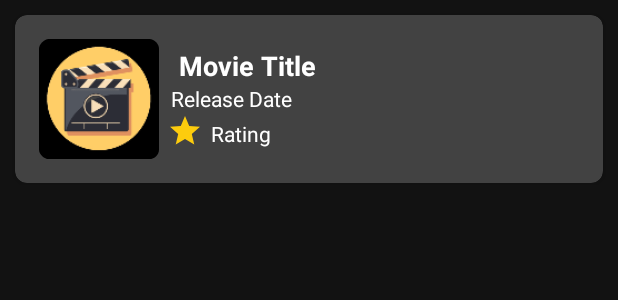
After one commit to nilosh/TheMovies, an Android app: the layout small_cell.xml on its own in the app's theme, with its tools: preview values and no code run, on a phone screen of 412 x 824 dp. The commit adds this screen. Shown: the top 300 px of the screen. Run offline under Robolectric (Android 15) with nearby library versions, the phone set to English and light mode, and no system bars; network calls fail.

Commit message:
Create multi cell layouts with click listeners for the popular movies tab.

```diff
--- a/app/build.gradle
+++ b/app/build.gradle
@@ -40,7 +40,8 @@ dependencies {
     testImplementation 'junit:junit:4.+'
     androidTestImplementation 'androidx.test.ext:junit:1.1.2'
     androidTestImplementation 'androidx.test.espresso:espresso-core:3.3.0'
-
     def lottieVersion = "3.6.0"
     implementation "com.airbnb.android:lottie:$lottieVersion"
+    implementation 'com.squareup.picasso:picasso:2.71828'
+    implementation 'com.android.volley:volley:1.1.1'
 }
--- /dev/null
+++ b/app/src/main/res/drawable/rating_icon.xml
@@ -0,0 +1,5 @@
+<vector android:height="24dp" android:tint="#FDCC0D"
+    android:viewportHeight="24" android:viewportWidth="24"
+    android:width="24dp" xmlns:android="http://schemas.android.com/apk/res/android">
+    <path android:fillColor="@android:color/white" android:pathData="M12,17.27L18.18,21l-1.64,-7.03L22,9.24l-7.19,-0.61L12,2 9.19,8.63 2,9.24l5.46,4.73L5.82,21z"/>
+</vector>
--- /dev/null
+++ b/app/src/main/res/layout/small_cell.xml
@@ -0,0 +1,80 @@
+<?xml version="1.0" encoding="utf-8"?>
+<androidx.cardview.widget.CardView xmlns:android="http://schemas.android.com/apk/res/android"
+    xmlns:app="http://schemas.android.com/apk/res-auto"
+    android:layout_width="match_parent"
+    android:layout_height="wrap_content"
+    android:layout_margin="10dp"
+    app:cardCornerRadius="8dp">
+
+    <RelativeLayout
+        android:layout_width="match_parent"
+        android:layout_height="wrap_content"
+        android:orientation="vertical"
+        android:padding="16dp">
+
+        <ImageView
+            android:id="@+id/smPopMoviePoster"
+            android:layout_width="80dp"
+            android:layout_height="wrap_content"
+            android:layout_alignParentLeft="true"
+            android:adjustViewBounds="true"
+            android:scaleType="fitCenter"
+            android:src="@mipmap/ic_launcher" />
+
+        <TextView
+            android:id="@+id/smPopMovieTitle"
+            android:layout_width="wrap_content"
+            android:layout_height="wrap_content"
+            android:layout_marginLeft="20px"
+            android:layout_toRightOf="@id/smPopMoviePoster"
+            android:paddingTop="5dp"
+            android:text="Movie Title"
+            android:textColor="@color/white"
+            android:textSize="18sp"
+            android:textStyle="bold" />
+
+        <TextView
+            android:id="@+id/smPopMovieReleaseDate"
+            android:layout_width="wrap_content"
+            android:layout_height="wrap_content"
+            android:layout_below="@+id/smPopMovieTitle"
+            android:layout_centerVertical="true"
+            android:layout_marginStart="8dp"
+            android:layout_marginTop="0dp"
+            android:layout_toEndOf="@+id/smPopMoviePoster"
+            android:text="Release Date"
+            android:textAlignment="center"
+            android:textColor="@color/white"
+            android:textSize="14sp" />
+
+        <TextView
+            android:id="@+id/smRatingText"
+            android:layout_width="wrap_content"
+            android:layout_height="wrap_content"
+            android:layout_alignTop="@+id/ratingStar"
+            android:layout_alignBottom="@+id/ratingStar"
+            android:layout_marginStart="0dp"
+            android:layout_marginTop="4dp"
+            android:layout_marginBottom="0dp"
+            android:layout_toEndOf="@id/ratingStar"
+            android:paddingLeft="5dp"
+            android:text="Rating"
+            android:textAlignment="textStart"
+            android:textColor="@color/white"
+            android:textSize="14sp" />
+
+        <ImageView
+            android:id="@+id/ratingStar"
+            android:layout_width="wrap_content"
+            android:layout_height="wrap_content"
+            android:layout_below="@+id/smPopMovieReleaseDate"
+            android:layout_marginStart="5dp"
+            android:layout_marginTop="0dp"
+            android:layout_toEndOf="@+id/smPopMoviePoster"
+            android:maxWidth="14sp"
+            android:maxHeight="14sp"
+            android:src="@drawable/rating_icon" />
+
+    </RelativeLayout>
+
+</androidx.cardview.widget.CardView>
```
Also changed, not shown: app/src/main/AndroidManifest.xml (+6 -2 lines), app/src/main/java/com/example/themovies/PopularFragment.java (+125 -2 lines), app/src/main/java/com/example/themovies/adapters/PopularMoviesAdapter.java (added, +156 -0 lines), app/src/main/java/com/example/themovies/models/Item.java (added, +22 -0 lines), app/src/main/java/com/example/themovies/models/MovieDetails.java (added, +87 -0 lines), app/src/main/java/com/example/themovies/models/PopularMovies.java (added, +41 -0 lines), app/src/main/res/layout/fragment_popular.xml (+23 -10 lines), app/src/main/res/layout/large_cell.xml (added, +79 -0 lines).
